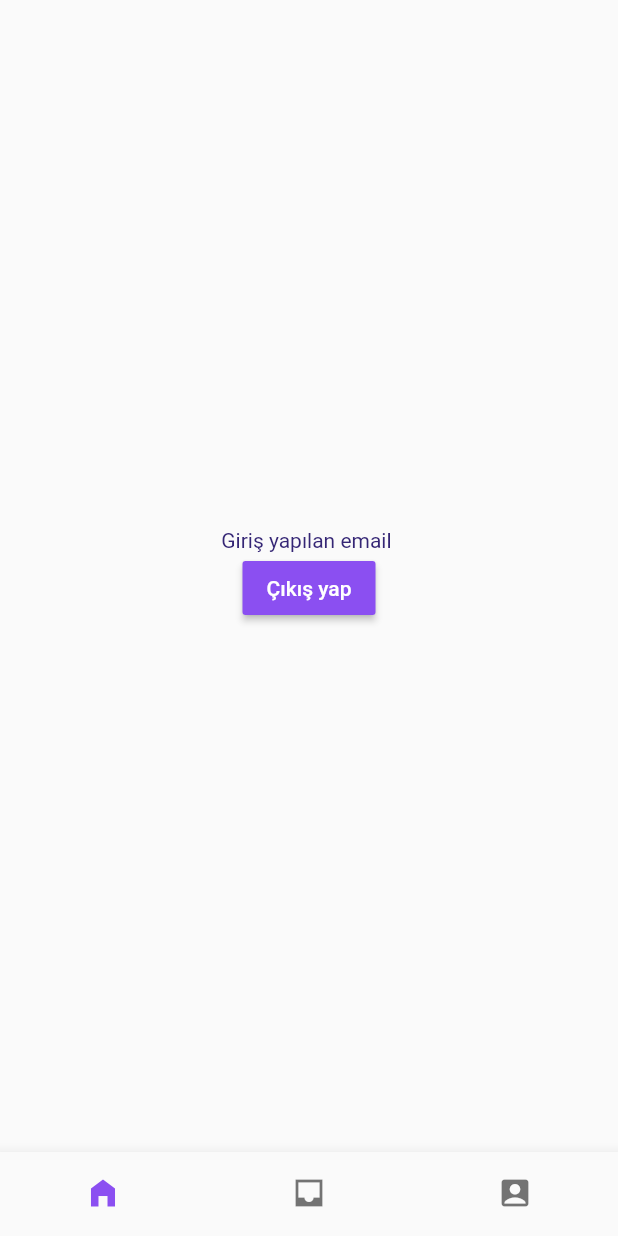
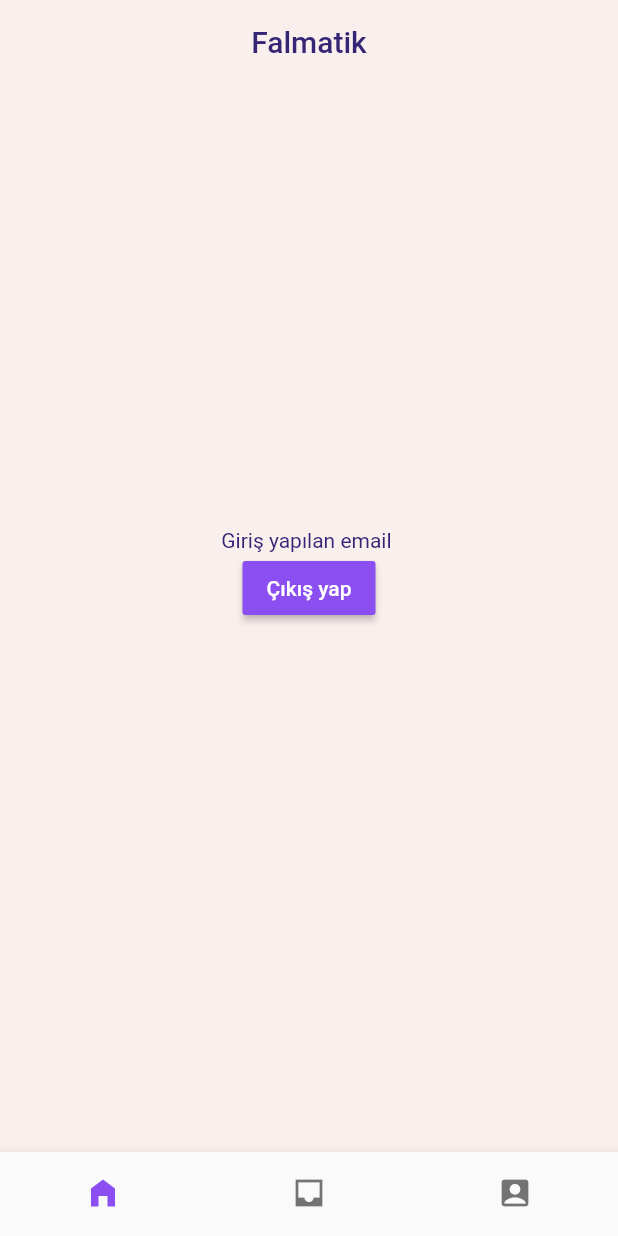
Before and after one commit to dogukanhfo/fortuneteller, a Flutter app: the screen it shows once a user with an empty profile is signed in, swiped to page 3, on a phone screen of 412 x 824 dp. Run offline on Flutter 3.47's test engine with Material 2 defaults, Android fonts, the phone set to English and light mode, and no system bars; our stand-ins replace firebase_auth, firebase_core, google_fonts; accounts and stored records are empty.

Commit message:
create home page

```diff
--- a/lib/pages/home_page.dart
+++ b/lib/pages/home_page.dart
@@ -1,6 +1,7 @@
 import 'package:firebase_auth/firebase_auth.dart';
 import 'package:flutter/material.dart';
 import 'package:fortuneteller/consts.dart';
+import 'package:fortuneteller/pages/navbar_pages/nav_home.dart';
 
 class HomePage extends StatefulWidget {
   const HomePage({Key? key}) : super(key: key);
@@ -14,27 +15,69 @@ class _HomePageState extends State<HomePage> {
 
   int _selectedIndex = 0;
 
-  PageController pageController = PageController();
+  PageController _pageController = PageController();
+
+  static const List<Widget> _titles = <Widget>[
+    Text(
+      'Falmatik',
+      style: TextStyle(
+        color: Color(TEXT_COLOR),
+      ),
+    ),
+    Text(
+      'Gelen kutusu',
+      style: TextStyle(
+        color: Color(TEXT_COLOR),
+      ),
+    ),
+    Text(
+      'Profil',
+      style: TextStyle(
+        color: Color(TEXT_COLOR),
+      ),
+    ),
+  ];
 
   void onTapped(int index) {
     setState(() {
       _selectedIndex = index;
     });
-    pageController.jumpToPage(index);
+    _pageController.jumpToPage(index);
+  }
+
+  @override
+  void dispose() {
+    _pageController.dispose();
+    super.dispose();
   }
 
   @override
   Widget build(BuildContext context) {
     return Scaffold(
+      extendBodyBehindAppBar: true,
+      backgroundColor: Color(BACKGROUND_COLOR),
+      appBar: AppBar(
+        centerTitle: true,
+        backgroundColor: Colors.transparent,
+        elevation: 0,
+        title: _titles.elementAt(_selectedIndex),
+      ),
       body: PageView(
-        controller: pageController,
+        physics: NeverScrollableScrollPhysics(),
+        controller: _pageController,
         children: [
-          Center(
-            child: Text('HomePage'),
-          ),
+          // Home Tab
+
+          NavHomePage(),
+
+          // Inbox Tab
+
           Center(
             child: Text('Inbox'),
           ),
+
+          // Profile Tab
+
           Column(
             mainAxisAlignment: MainAxisAlignment.center,
             children: [
```
Also changed, not shown: lib/pages/navbar_pages/nav_home.dart (added, +71 -0 lines).
